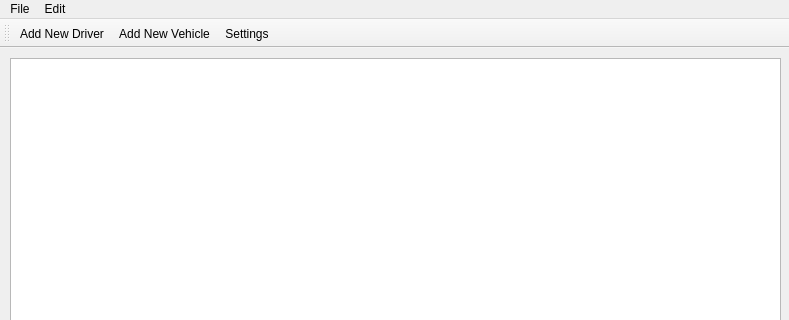
First picture: the form in TransportOrganizer/uiFiles/mainwindow.ui, repository supunt/QTApps, before the edit; both pictures show x 0 to 789 and y 0 to 320 of the 789 by 483 pixel window.
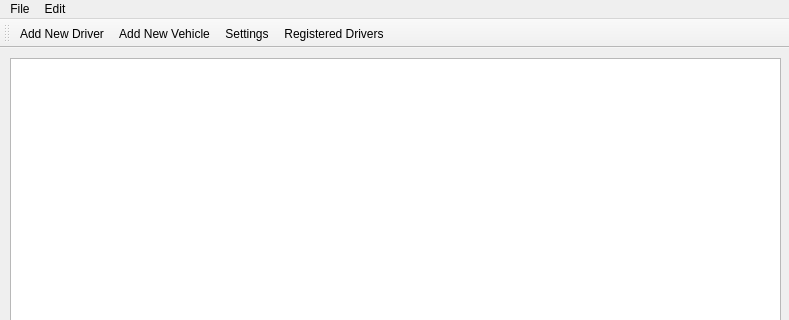
Second picture: the form after the edit. Icons and pictures are not drawn.

```diff
--- a/TransportOrganizer/uiFiles/mainwindow.ui
+++ b/TransportOrganizer/uiFiles/mainwindow.ui
@@ -63,6 +63,7 @@
    <addaction name="actionAdd_New_Driver"/>
    <addaction name="actionAdd_New_Vehicle"/>
    <addaction name="actionSettings"/>
+   <addaction name="actionRegistered_Drivers"/>
   </widget>
   <widget class="QStatusBar" name="statusBar"/>
   <action name="actionAdd_New_Vehicle">
@@ -92,6 +93,15 @@
     <string>Add New Driver</string>
    </property>
   </action>
+  <action name="actionRegistered_Drivers">
+   <property name="icon">
+    <iconset resource="../icons.qrc">
+     <normaloff>:/icons/Edit User Male.png</normaloff>:/icons/Edit User Male.png</iconset>
+   </property>
+   <property name="text">
+    <string>Registered Drivers</string>
+   </property>
+  </action>
  </widget>
  <layoutdefault spacing="6" margin="11"/>
  <resources>
```
Left out of the diff: 2 changed lines with no effect on the pictures.
